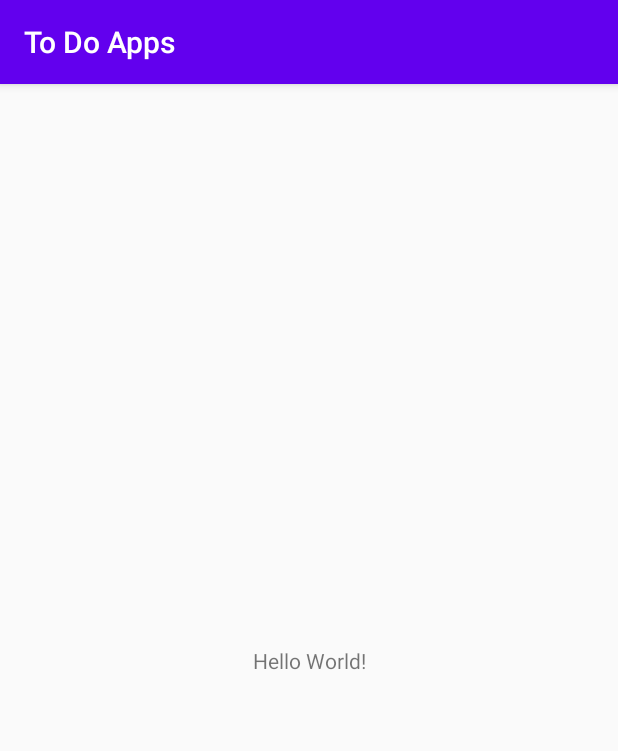
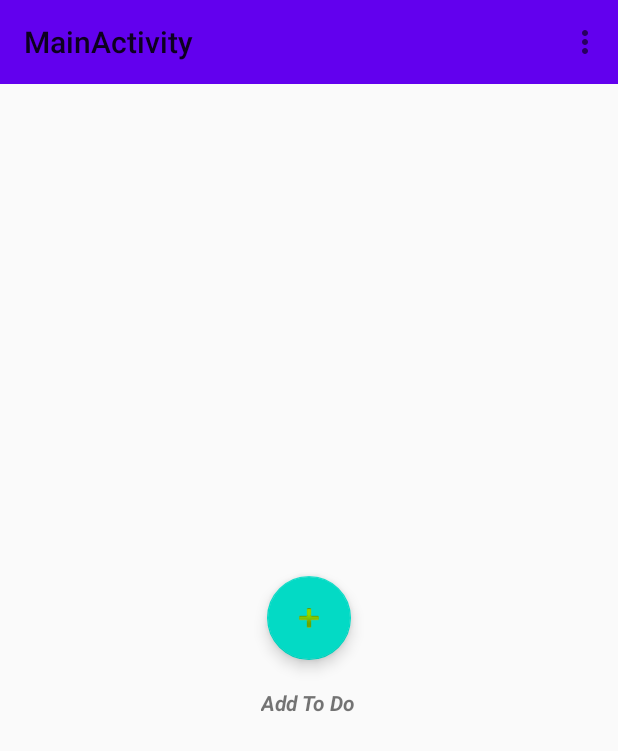
Before and after one commit to nfadhil13/ToDoList, an Android app: the screen it shows after launch (MainActivity), on a phone screen of 412 x 824 dp. Shown: the top 751 px of the screen. Run offline under Robolectric (Android 15) with nearby library versions, the phone set to English and light mode, and no system bars.

Commit message:
Adding PopUp Layout

```diff
--- a/Source Code/app/build.gradle
+++ b/Source Code/app/build.gradle
@@ -28,6 +28,9 @@ dependencies {
 
     implementation 'androidx.appcompat:appcompat:1.1.0'
     implementation 'androidx.constraintlayout:constraintlayout:1.1.3'
+    implementation 'com.google.android.material:material:1.1.0'
+    implementation 'androidx.navigation:navigation-fragment:2.2.2'
+    implementation 'androidx.navigation:navigation-ui:2.2.2'
     testImplementation 'junit:junit:4.12'
     androidTestImplementation 'androidx.test.ext:junit:1.1.1'
     androidTestImplementation 'androidx.test.espresso:espresso-core:3.2.0'
--- a/Source Code/app/src/main/java/com/fdev/todoapps/MainActivity.java
+++ b/Source Code/app/src/main/java/com/fdev/todoapps/MainActivity.java
@@ -1,14 +1,64 @@
 package com.fdev.todoapps;
 
-import androidx.appcompat.app.AppCompatActivity;
-
+import android.app.AlertDialog;
+import android.content.Context;
 import android.os.Bundle;
 
+import com.google.android.material.floatingactionbutton.FloatingActionButton;
+import com.google.android.material.snackbar.Snackbar;
+
+import androidx.appcompat.app.AppCompatActivity;
+import androidx.appcompat.widget.Toolbar;
+
+import android.view.Menu;
+import android.view.MenuInflater;
+import android.view.View;
+import android.widget.Button;
+import android.widget.EditText;
+import android.widget.TextView;
+
 public class MainActivity extends AppCompatActivity {
+
+    private AlertDialog.Builder mBuilder;
+    private AlertDialog mDialog;
+    private Button mSaveButton;
+    private EditText mTitleEditText;
+    private TextView mDateTextView;
+    private TextView mUrgentTextView;
+    private EditText mDescEditText;
 
     @Override
     protected void onCreate(Bundle savedInstanceState) {
         super.onCreate(savedInstanceState);
         setContentView(R.layout.activity_main);
+        Toolbar toolbar = findViewById(R.id.toolbar);
+        setSupportActionBar(toolbar);
+
+        FloatingActionButton fab = findViewById(R.id.fab);
+        fab.setOnClickListener(new View.OnClickListener() {
+            @Override
+            public void onClick(View view) {
+
+                creatPopupDialog();
+
+//                Snackbar.make(view, "Replace with your own action", Snackbar.LENGTH_LONG)
+//                        .setAction("Action", null).show();
+            }
+        });
+    }
+
+    private void creatPopupDialog() {
+
+
+        mBuilder = new AlertDialog.Builder(this);
+        View view = getLayoutInflater().inflate(R.layout.)
+    }
+
+    @Override
+    public boolean onCreateOptionsMenu(Menu menu) {
+        Context context = this;
+        MenuInflater menuInflater = getMenuInflater();
+        menuInflater.inflate(R.menu.toolbalar_menu,menu);
+        return true;
     }
 }
--- /dev/null
+++ b/Source Code/app/src/main/java/com/fdev/todoapps/data/DatabaseHandler.java
@@ -0,0 +1,4 @@
+package com.fdev.todoapps.data;
+
+public class DatabaseHandler {
+}
--- a/Source Code/app/src/main/res/layout/activity_main.xml
+++ b/Source Code/app/src/main/res/layout/activity_main.xml
@@ -1,18 +1,36 @@
 <?xml version="1.0" encoding="utf-8"?>
-<androidx.constraintlayout.widget.ConstraintLayout xmlns:android="http://schemas.android.com/apk/res/android"
+<androidx.coordinatorlayout.widget.CoordinatorLayout xmlns:android="http://schemas.android.com/apk/res/android"
     xmlns:app="http://schemas.android.com/apk/res-auto"
     xmlns:tools="http://schemas.android.com/tools"
     android:layout_width="match_parent"
     android:layout_height="match_parent"
     tools:context=".MainActivity">
 
-    <TextView
+    <com.google.android.material.appbar.AppBarLayout
+        android:id="@+id/appBarLayout"
+        android:layout_width="match_parent"
+        android:layout_height="wrap_content"
+        android:theme="@style/AppTheme.AppBarOverlay">
+
+    </com.google.android.material.appbar.AppBarLayout>
+
+    <include layout="@layout/content_main" />
+
+    <com.google.android.material.floatingactionbutton.FloatingActionButton
+        android:id="@+id/fab"
         android:layout_width="wrap_content"
         android:layout_height="wrap_content"
-        android:text="Hello World!"
-        app:layout_constraintBottom_toBottomOf="parent"
-        app:layout_constraintLeft_toLeftOf="parent"
-        app:layout_constraintRight_toRightOf="parent"
-        app:layout_constraintTop_toTopOf="parent" />
+        android:layout_gravity="center_vertical|center_horizontal"
+        android:layout_margin="@dimen/fab_margin"
+        app:srcCompat="@android:drawable/ic_input_add" />
 
-</androidx.constraintlayout.widget.ConstraintLayout>
+    <androidx.appcompat.widget.Toolbar
+        android:id="@+id/toolbar"
+        android:layout_width="match_parent"
+        android:layout_height="?attr/actionBarSize"
+        android:background="?attr/colorPrimary"
+        app:layout_anchor="@+id/appBarLayout"
+        app:layout_anchorGravity="center"
+        app:popupTheme="@style/AppTheme.PopupOverlay" />
+
+</androidx.coordinatorlayout.widget.CoordinatorLayout>
--- /dev/null
+++ b/Source Code/app/src/main/res/layout/content_main.xml
@@ -0,0 +1,19 @@
+<?xml version="1.0" encoding="utf-8"?>
+<androidx.constraintlayout.widget.ConstraintLayout xmlns:android="http://schemas.android.com/apk/res/android"
+    xmlns:app="http://schemas.android.com/apk/res-auto"
+    android:layout_width="match_parent"
+    android:layout_height="match_parent"
+    app:layout_behavior="@string/appbar_scrolling_view_behavior">
+
+    <TextView
+        android:layout_width="wrap_content"
+        android:layout_height="wrap_content"
+        android:text="Add To Do"
+        android:textStyle="bold|italic"
+        app:layout_constraintBottom_toBottomOf="parent"
+        app:layout_constraintEnd_toEndOf="parent"
+        app:layout_constraintHorizontal_bias="0.498"
+        app:layout_constraintStart_toStartOf="parent"
+        app:layout_constraintTop_toTopOf="parent"
+        app:layout_constraintVertical_bias="0.57" />
+</androidx.constraintlayout.widget.ConstraintLayout>
--- /dev/null
+++ b/Source Code/app/src/main/res/menu/toolbalar_menu.xml
@@ -0,0 +1,8 @@
+<?xml version="1.0" encoding="utf-8"?>
+<menu xmlns:android="http://schemas.android.com/apk/res/android"
+    xmlns:app="http://schemas.android.com/apk/res-auto">
+    <item android:title="Setting"
+        android:id="@+id/menu_setting"
+        app:showAsAction = "never"
+        />
+</menu>
--- /dev/null
+++ b/Source Code/app/src/main/res/values/dimens.xml
@@ -0,0 +1,3 @@
+<resources>
+    <dimen name="fab_margin">16dp</dimen>
+</resources>
--- a/Source Code/app/src/main/res/values/styles.xml
+++ b/Source Code/app/src/main/res/values/styles.xml
@@ -8,4 +8,13 @@
         <item name="colorAccent">@color/colorAccent</item>
     </style>
 
+    <style name="AppTheme.NoActionBar">
+        <item name="windowActionBar">false</item>
+        <item name="windowNoTitle">true</item>
+    </style>
+
+    <style name="AppTheme.AppBarOverlay" parent="ThemeOverlay.AppCompat.Dark.ActionBar" />
+
+    <style name="AppTheme.PopupOverlay" parent="ThemeOverlay.AppCompat.Light" />
+
 </resources>
```
Also changed, not shown: Source Code/app/src/main/AndroidManifest.xml (+7 -1 lines), Source Code/app/src/main/java/com/fdev/todoapps/model/ToDo.java (added, +9 -0 lines), Source Code/app/src/main/java/com/fdev/todoapps/util/DatabaseUtil.java (added, +19 -0 lines), Source Code/app/src/main/res/layout/pop_input_edit.xml (added, +159 -0 lines), Source Code/app/src/main/res/navigation/nav_graph.xml (added, +28 -0 lines), Source Code/app/src/main/res/values/strings.xml (+19 -0 lines).
